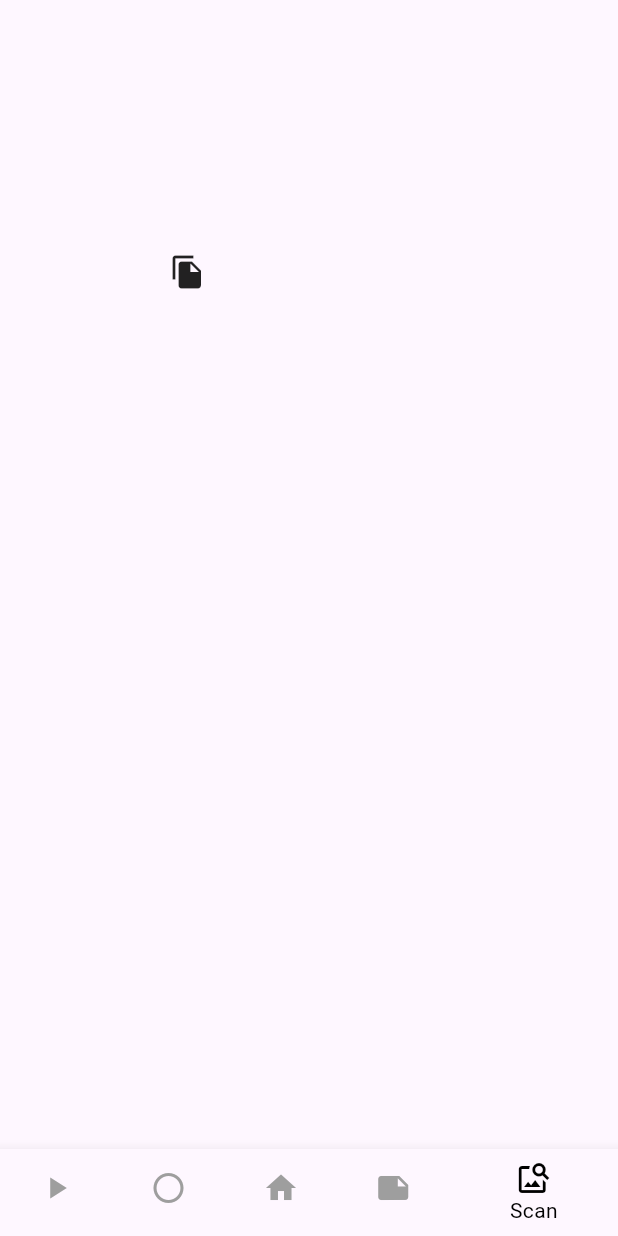
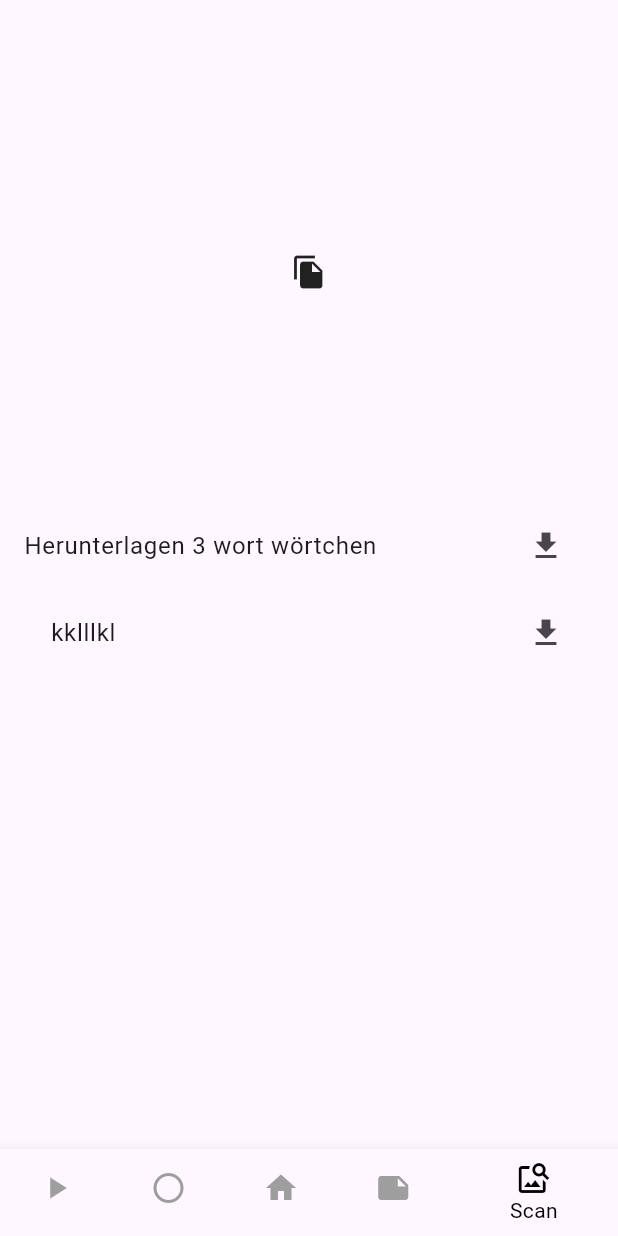
Before and after one commit to eugensosna/wortschatzchen_quiz, a Flutter app: the screen it shows after launch, item 5 of the bottom bar chosen, after a tap on the "file copy" icon, on a phone screen of 412 x 824 dp. Run offline on Flutter 3.47's test engine with Material 3 defaults, Android fonts, the phone set to English and light mode, and no system bars; our stand-ins replace dio, drift, image_picker, sqlite3_flutter_libs; missing offline and left inert: google_mlkit_text_recognition, sqlite3, translator; accounts and stored records are empty; generated files the repository leaves out were written again.

Commit message:
add get text from images

```diff
--- a/lib/screens/image_to_text.dart
+++ b/lib/screens/image_to_text.dart
@@ -1,7 +1,12 @@
+import 'dart:io';
+
+import 'package:flutter/cupertino.dart';
 import 'package:flutter/material.dart';
 import 'package:google_mlkit_text_recognition/google_mlkit_text_recognition.dart';
 
 import 'package:image_picker/image_picker.dart';
+import 'package:wortschatzchen_quiz/db/db.dart';
+import 'package:wortschatzchen_quiz/screens/words_detail.dart';
 
 class ImageToText extends StatefulWidget {
   const ImageToText({Key? key}) : super(key: key);
@@ -12,7 +17,164 @@ class ImageToText extends StatefulWidget {
 
 class _ImageToTextState extends State<ImageToText> {
   final ImagePicker _picker = ImagePicker();
+
+  List<String> wordsInImage = [];
+  List<String> lines = [];
+
+  XFile? _image;
+  final picker = ImagePicker();
+
   String s = "";
+  //Image Picker function to get image from gallery
+  Future getImageFromGallery() async {
+    final pickedFile = await picker.pickImage(source: ImageSource.gallery);
+    if (pickedFile != null) {
+      _image = XFile(pickedFile.path);
+      String a = await getImageTotext(_image!.path);
+
+      await openAddWidgets(a);
+      setState(() {
+        _image = XFile(pickedFile.path);
+      });
+    }
+    //   String a = await getImageTotext(image!.path);
+
+    setState(() {});
+  }
+
+  //Image Picker function to get image from camera
+  Future getImageFromCamera() async {
+    final pickedFile = await picker.pickImage(source: ImageSource.camera);
+
+    if (pickedFile != null) {
+      _image = XFile(pickedFile.path);
+      String a = await getImageTotext(_image!.path);
+      lines = a.split("\n");
+      await openAddWidgets(a);
+
+      setState(() {
+        _image = XFile(pickedFile.path);
+      });
+    }
+  }
+
+  Widget _addListTitle(String title) {
+    return ListTile(
+        // leading: item.synonymWord > 0
+        //     ? const CircleAvatar(
+        //         backgroundColor: Colors.red,
+        //         child: Icon(Icons.keyboard_arrow_right),
+        //       )
+        //     : Container(),
+        title: Text(title),
+        // subtitle: Text(description),
+        trailing: IconButton(
+            onPressed: () {
+              // addNewWordFromSynonym(item);
+            },
+            icon: Icon(Icons.do_disturb)),
+        onTap: () async {
+          String onTapeString = title;
+          Word? wordToEdit;
+
+          navigateToDetail(
+              wordToEdit ??
+                  Word(
+                      id: -99,
+                      uuid: "",
+                      name: title,
+                      description: "",
+                      mean: "",
+                      baseForm: "",
+                      baseLang: 0,
+                      rootWordID: 0),
+              "Add synonyme ");
+        });
+  }
+
+  Future<void> navigateToDetail(Word wordToEdit, String title) async {
+    final result =
+        await Navigator.push(context, MaterialPageRoute(builder: (context) {
+      return WordsDetail(wordToEdit, title);
+    }));
+    if (result) {}
+  }
+
+  List<Widget> listLinesExpansionTile(List<String> lines) {
+    RegExp exp = RegExp(r'([a-zA-ZÄÖÜäöüß]+)');
+
+    RegExp allWords = RegExp("\w");
+    List<Widget> result = [];
+    for (var line in lines) {
+      List<Widget> listChildren = [];
+
+      Iterable<RegExpMatch> matches = exp.allMatches(line);
+
+      for (var match in matches) {
+        listChildren.add(_addListTitle(match[1].toString()));
+      }
+      var expansion = ExpansionTile(
+        title: Text(line),
+        // subtitle: Text(titleList),
+        initiallyExpanded: false,
+        trailing: IconButton(
+            icon: const Icon(Icons.download),
+            onPressed: () {
+              setState(() {});
+            }),
+
+        children: listChildren,
+      );
+      result.add(expansion);
+    }
+
+    return result;
+  }
+
+  Future openAddWidgets(String data) async {
+    lines = data.split("\n");
+    setState(() {});
+    RegExp exp = RegExp(r'([a-zA-ZÄÖÜäöüß]+)');
+    for (var line in lines) {
+      Iterable<RegExpMatch> matches = exp.allMatches(line);
+
+      for (var item in matches) {
+        print(item);
+        print(item[1]);
+      }
+    }
+  }
+
+  Future showOptions() async {
+    openAddWidgets('''Herunterlagen 3 wort wörtchen
+    kklllkl''');
+    return;
+    showCupertinoModalPopup(
+      context: context,
+      builder: (context) => CupertinoActionSheet(
+        actions: [
+          CupertinoActionSheetAction(
+            child: Text('Photo Gallery'),
+            onPressed: () {
+              // close the options modal
+              Navigator.of(context).pop();
+              // get image from gallery
+              getImageFromGallery();
+            },
+          ),
+          CupertinoActionSheetAction(
+            child: Text('Camera'),
+            onPressed: () {
+              // close the options modal
+              Navigator.of(context).pop();
+              // get image from camera
+              getImageFromCamera();
+            },
+          ),
+        ],
+      ),
+    );
+  }
 
   @override
   Widget build(BuildContext context) {
@@ -20,32 +182,43 @@ class _ImageToTextState extends State<ImageToText> {
       appBar: AppBar(
         title: const Text(''),
       ),
-      body: Column(
-        children: [
+      body: Column(children: [
         Container(
           height: 250,
           width: 250,
           child: Center(
             child: GestureDetector(
-                  onTap: () async {
-                    final XFile? image =
-                        await _picker.pickImage(source: ImageSource.gallery);
-                    String a = await getImageTotext(image!.path);
-                    setState(() {
-                      s = a;
-                    });
-                  },
-                  child: const Icon(
+              onTap: showOptions,
+
+              // onTap: () async {
+              //   final XFile? image =
+              //       await _picker.pickImage(source: ImageSource.);
+              //   String a = await getImageTotext(image!.path);
+              //
+              //   setState(() {
+              //     s = a;
+              //   });
+              //),
+              child: Center(
+                child: _image == null
+                    ? const Icon(
                         Icons.file_copy,
-                  )),
+                      )
+                    : Image.file(File(_image!.path)),
+              ),
+            ),
           ),
         ),
         Text(
           s,
           style: TextStyle(color: Colors.black, fontSize: 20),
-          )
-        ],
         ),
+        Expanded(
+          child: Column(
+            children: listLinesExpansionTile(lines),
+          ),
+        ),
+      ]),
     );
   }
 
```
Also changed, not shown: lib/screens/words_detail.dart (+10 -5 lines), 2 other files. Lines whose indentation alone changed are shown as unchanged.
